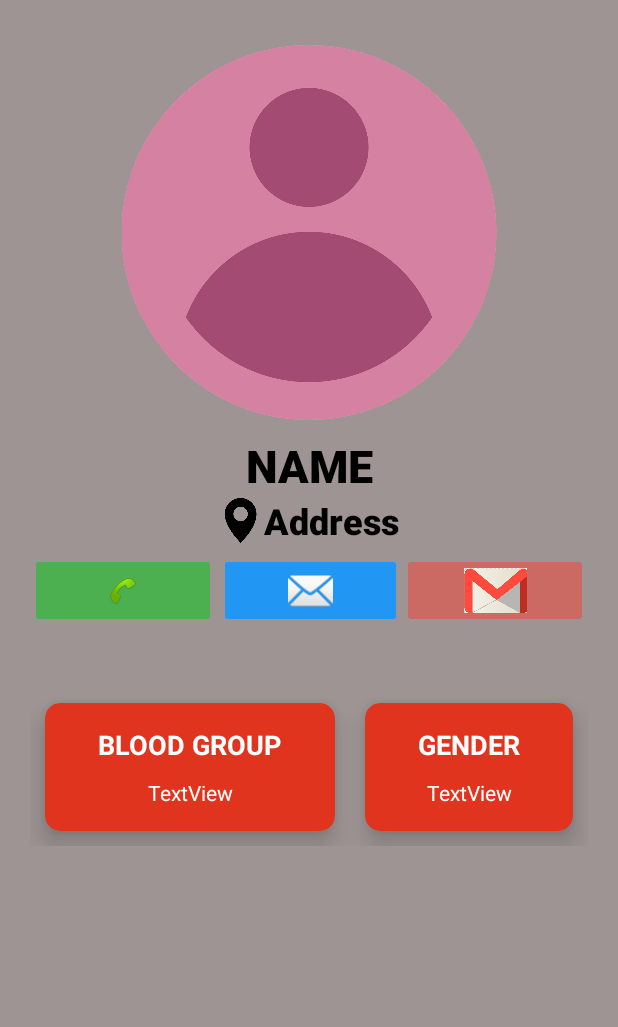
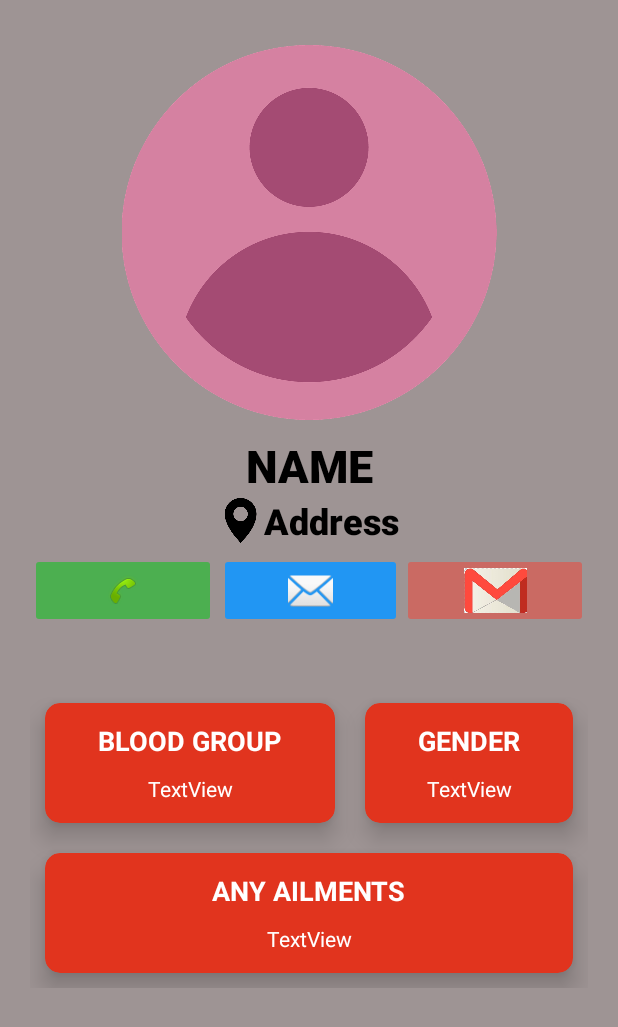
Before and after one commit to khushishetty/BloodPlasmaBankApp, an Android app: the DetailedBloodDonorActivity screen opened directly, with no data from a screen before it, on a phone screen of 412 x 824 dp. Shown: the top 1027 px of the screen. Run offline under Robolectric (Android 15) with nearby library versions, the phone set to English and light mode, and no system bars.

Commit message:
DatabaseVersion_2 : detail activity

```diff
--- a/app/src/main/java/com/example/bloodplasmabankapp/Adapters/PlasmaDonorAdapter.java
+++ b/app/src/main/java/com/example/bloodplasmabankapp/Adapters/PlasmaDonorAdapter.java
@@ -37,7 +37,7 @@ public class PlasmaDonorAdapter  extends  RecyclerView.Adapter<PlasmaDonorAdapte
         final PlasmaDonorModel model = list.get(position);
         holder.donorName.setText(model.getName());
         holder.donorCity.setText(model.getCity());
-
+        holder.donorPlasma.setText(model.getPlasmagrp());
     }
 
     @Override
@@ -53,6 +53,7 @@ public class PlasmaDonorAdapter  extends  RecyclerView.Adapter<PlasmaDonorAdapte
             super(itemView);
             donorName = itemView.findViewById(R.id.plasma_name_id);
             donorCity = itemView.findViewById(R.id.plasma_city_id);
+            donorPlasma = itemView.findViewById(R.id.plasma_blood_grp_id);
             //donorPlasma = itemView.findViewById(R.id.plasmatypeid);
 
         }
--- a/app/src/main/java/com/example/bloodplasmabankapp/DetailedBloodDonorActivity.java
+++ b/app/src/main/java/com/example/bloodplasmabankapp/DetailedBloodDonorActivity.java
@@ -22,7 +22,7 @@ import com.example.bloodplasmabankapp.DB.DBHelper;
 import org.w3c.dom.Text;
 
 public class DetailedBloodDonorActivity extends AppCompatActivity {
-    TextView name,address,bloodgrp,gender;
+    TextView name,address,bloodgrp,gender,ailments;
     String phno,mail;
     ImageView call,message,email;
 
@@ -36,7 +36,7 @@ public class DetailedBloodDonorActivity extends AppCompatActivity {
 
         bloodgrp = (TextView)findViewById(R.id.profile_bloodgrp);
         gender = (TextView)findViewById(R.id.profile_gender);
-
+        ailments = (TextView)findViewById(R.id.blood_ailments);
         call = (ImageView) findViewById(R.id.profile_call_btn_id);
         message = (ImageView)findViewById(R.id.profile_mail_btn_id);
         email = (ImageView)findViewById(R.id.profile_email_btn_id);
@@ -50,6 +50,7 @@ public class DetailedBloodDonorActivity extends AppCompatActivity {
             address.setText(cursor.getString(5));
             bloodgrp.setText(cursor.getString(3));
             gender.setText(cursor.getString(7));
+            ailments.setText(cursor.getString(6));
             mail = cursor.getString(4);
 
             email.setOnClickListener(new View.OnClickListener() {
--- a/app/src/main/res/layout/activity_detailed_blood_donor.xml
+++ b/app/src/main/res/layout/activity_detailed_blood_donor.xml
@@ -103,13 +103,13 @@
 
         <GridLayout
             android:layout_width="match_parent"
-            android:layout_height="wrap_content"
-            android:columnCount="3"
-            android:rowCount="1">
+            android:layout_height="200dp"
+            android:columnCount="2"
+            android:rowCount="2">
 
             <androidx.cardview.widget.CardView
                 android:layout_width="wrap_content"
-                android:layout_height="85dp"
+                android:layout_height="50dp"
                 android:layout_row="0"
                 android:layout_rowWeight="1"
                 android:layout_column="0"
@@ -150,7 +150,7 @@
 
             <androidx.cardview.widget.CardView
                 android:layout_width="wrap_content"
-                android:layout_height="85dp"
+                android:layout_height="50dp"
                 android:layout_row="0"
                 android:layout_rowWeight="1"
                 android:layout_column="1"
@@ -190,6 +190,49 @@
                 </LinearLayout>
             </androidx.cardview.widget.CardView>
 
+            <androidx.cardview.widget.CardView
+                android:layout_width="wrap_content"
+                android:layout_height="50dp"
+                android:layout_row="1"
+                android:layout_rowWeight="1"
+                android:layout_column="0"
+                android:layout_columnWeight="1"
+                android:layout_gravity="fill"
+                android:layout_margin="10dp"
+                android:background="#e1341e"
+                android:backgroundTint="#e1341e"
+                app:cardCornerRadius="10dp"
+                app:cardElevation="10dp"
+                android:layout_columnSpan="2">
+
+                <LinearLayout
+                    android:layout_width="wrap_content"
+                    android:layout_height="wrap_content"
+                    android:layout_gravity="center_vertical|center_horizontal"
+                    android:gravity="center_horizontal"
+                    android:orientation="vertical">
+
+                    <TextView
+                        android:layout_width="match_parent"
+                        android:layout_height="wrap_content"
+                        android:layout_marginBottom="10dp"
+                        android:text="ANY AILMENTS"
+                        android:textColor="#FFFFFF"
+                        android:textSize="18sp"
+                        android:textStyle="bold" />
+
+                    <TextView
+                        android:id="@+id/blood_ailments"
+                        android:layout_width="match_parent"
+                        android:layout_height="wrap_content"
+                        android:gravity="center|center_horizontal"
+                        android:text="TextView"
+                        android:textColor="#FFFFFF"
+                        android:textSize="14sp" />
+
+                </LinearLayout>
+            </androidx.cardview.widget.CardView>
+
         </GridLayout>
 
     </RelativeLayout>
--- a/app/src/main/res/layout/sample_recycler_view_2.xml
+++ b/app/src/main/res/layout/sample_recycler_view_2.xml
@@ -46,6 +46,7 @@
                     android:textStyle="bold|italic" />
 
                 <TextView
+                    android:id="@+id/plasma_blood_grp_id"
                     android:layout_width="match_parent"
                     android:layout_height="wrap_content"
                     android:fontFamily="sans-serif-medium"
```
Also changed, not shown: app/src/main/java/com/example/bloodplasmabankapp/DB/DB_Plasma_Helper.java (+19 -8 lines), app/src/main/java/com/example/bloodplasmabankapp/DisplayPlasmaDonorActivity.java (+8 -0 lines).
